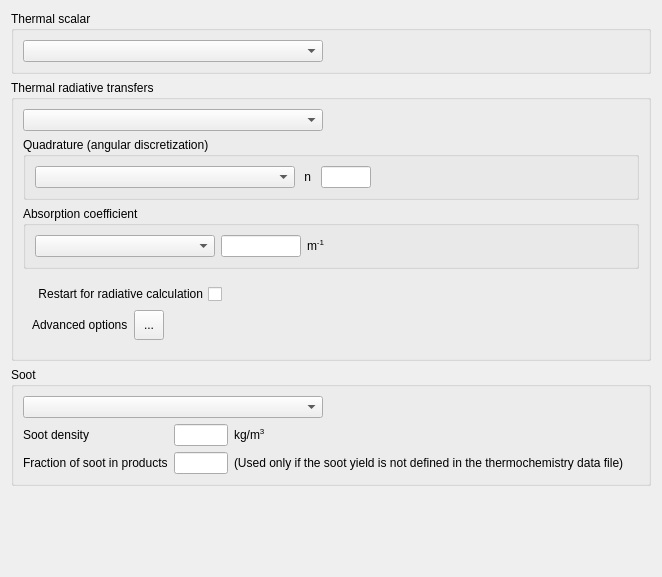
Above: gui/Pages/ThermalForm.ui from Renuda/Code_Saturne_DEV before the change. Below: the same form after it.
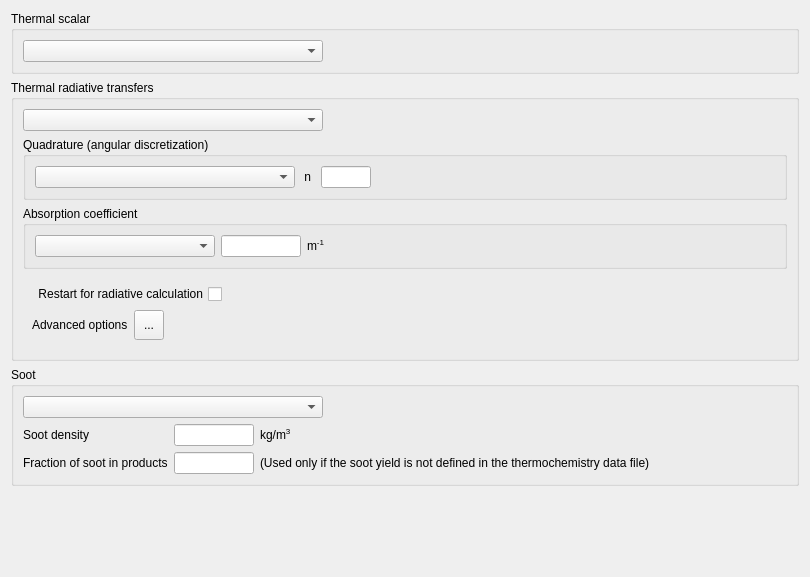
That is the form after the change. Icons and pictures are not drawn.

Commit message: New GUI to build the Janaf file. There are now two modes ('auto' and 'user'). The mode 'auto' calculates the composition of the products automatically and with the mode 'user', the user can give all the compositions for the entire chemical reaction.

```diff
--- a/gui/Pages/ThermalForm.ui
+++ b/gui/Pages/ThermalForm.ui
@@ -6,7 +6,7 @@
    <rect>
     <x>0</x>
     <y>0</y>
-    <width>662</width>
+    <width>810</width>
     <height>577</height>
    </rect>
   </property>
```
Left out of the diff: 2 changed lines with no effect on the pictures. The commit also changes 3 other files.
